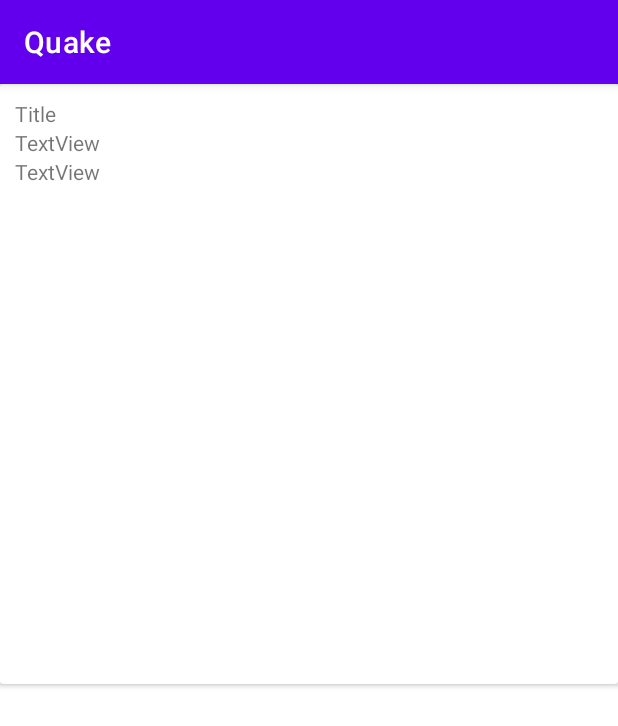
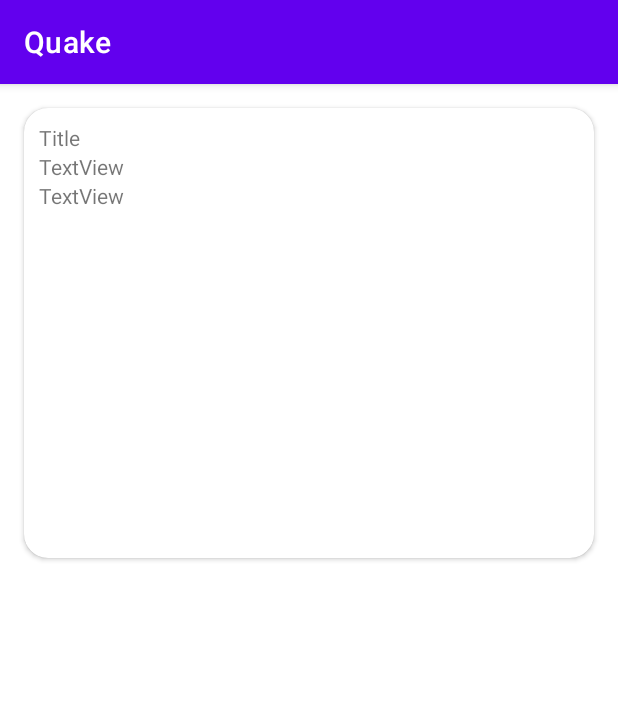
Before and after one commit to laurazp/quake_android, an Android app: the EarthquakeDetail screen opened directly, with no data from a screen before it, on a phone screen of 412 x 824 dp. Shown: the top 726 px of the screen. Run offline under Robolectric (Android 15) with nearby library versions, the phone set to English and light mode, and no system bars; network calls fail.

```diff
--- a/app/src/main/res/layout/activity_earthquake_detail.xml
+++ b/app/src/main/res/layout/activity_earthquake_detail.xml
@@ -9,7 +9,9 @@
     <androidx.cardview.widget.CardView
         android:id="@+id/cardView"
         android:layout_width="match_parent"
-        android:layout_height="400dp" >
+        android:layout_height="300dp"
+        android:layout_margin="16dp"
+        app:cardCornerRadius="16dp">
 
         <LinearLayout
             android:id="@+id/linearLayout"
```
Also changed, not shown: app/src/main/java/com/example/quake/EarthquakeAdapter.kt (+9 -1 lines), app/src/main/java/com/example/quake/Earthquakes.kt (+6 -14 lines).
